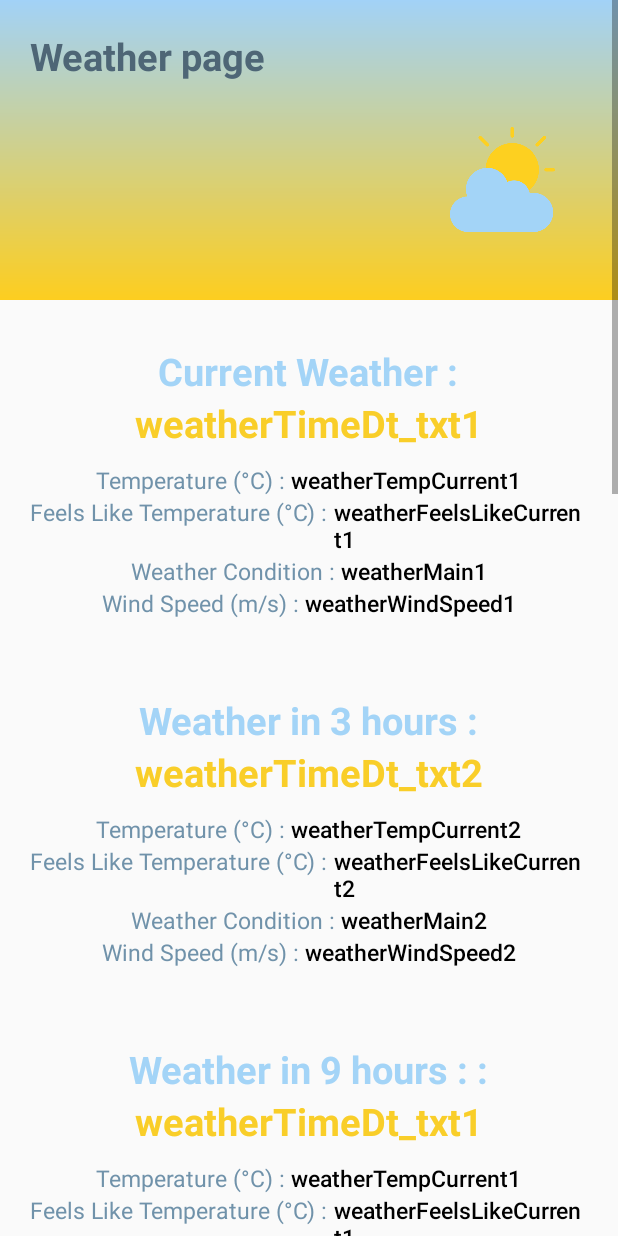
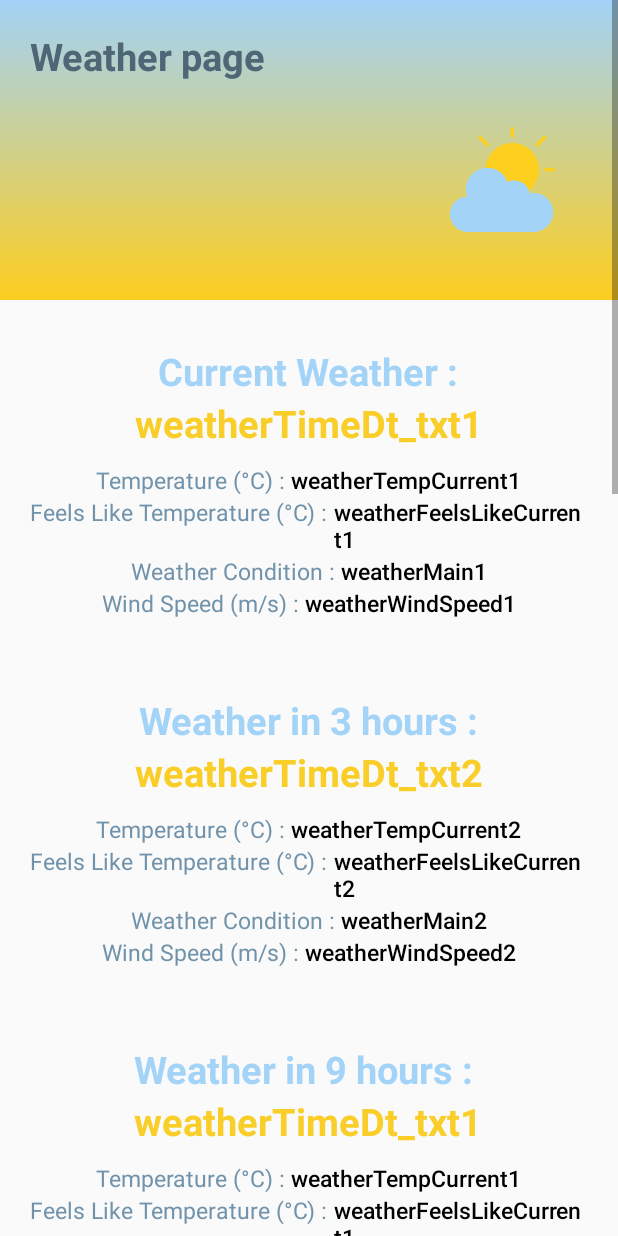
Before and after one commit to badrEladraoui1/SyndiSync, an Android app: the Weather screen opened directly, with no data from a screen before it, on a phone screen of 412 x 824 dp. Run offline under Robolectric (Android 15) with nearby library versions, the phone set to English and light mode, and no system bars.

Commit message:
some fixes

```diff
--- a/app/src/main/java/com/example/syndisync/Announcements.java
+++ b/app/src/main/java/com/example/syndisync/Announcements.java
@@ -9,6 +9,7 @@ import android.text.SpannableString;
 import android.text.Spanned;
 import android.text.TextUtils;
 import android.text.style.ForegroundColorSpan;
+import android.util.Log;
 import android.util.TypedValue;
 import android.view.View;
 import android.widget.Button;
@@ -51,7 +52,8 @@ public class Announcements extends AppCompatActivity {
                 // Get the current user's ID and username
                 FirebaseUser user = mAuth.getCurrentUser();
                 String userId = user.getUid();
-                String username = user.getEmail(); // This assumes that the username is stored as the email in Firebase Auth
+                Log.d("TAG", "onClick: "+userId);
+                String username = user.getEmail();
 
                 // Create a new object for the announcement
                 Map<String, Object> announcement = new HashMap<>();
--- a/app/src/main/java/com/example/syndisync/Documents.java
+++ b/app/src/main/java/com/example/syndisync/Documents.java
@@ -51,7 +51,6 @@ public class Documents extends AppCompatActivity {
         // Initialize RecyclerView
         RecyclerView documentsRecyclerView = findViewById(R.id.documentsRecyclerView);
         documentsRecyclerView.setLayoutManager(new LinearLayoutManager(this));
-        // TODO: Set the adapter for the RecyclerView
         // Initialize the adapter with an empty list of documents
         documentAdapter = new DocumentAdapter(new ArrayList<>());
         documentsRecyclerView.setAdapter(documentAdapter);
--- a/app/src/main/java/com/example/syndisync/HomePage.java
+++ b/app/src/main/java/com/example/syndisync/HomePage.java
@@ -24,7 +24,6 @@ public class HomePage extends AppCompatActivity {
     LinearLayout announcementCard;
     LinearLayout weather;
     LinearLayout documetnsCard;
-
     LinearLayout complaints;
 
 
--- a/app/src/main/java/com/example/syndisync/Reclamations.java
+++ b/app/src/main/java/com/example/syndisync/Reclamations.java
@@ -29,7 +29,6 @@ public class Reclamations extends AppCompatActivity {
 
     private EditText reclamationDescription;
     private Button submitReclamationButton;
-
     private List<CharSequence> reclamationList = new ArrayList<>();
     private RecyclerView recyclerView;
     private ReclamationAdapter adapter; // This is a custom adapter that you need to create
--- a/app/src/main/res/layout/activity_weather.xml
+++ b/app/src/main/res/layout/activity_weather.xml
@@ -307,7 +307,7 @@
                     <TextView
                         android:layout_width="wrap_content"
                         android:layout_height="wrap_content"
-                        android:text="Weather in 9 hours : :"
+                        android:text="Weather in 9 hours : "
                         android:textColor="#a3d4f7"
                         android:textSize="25sp"
                         android:textStyle="bold" />
```
Also changed, not shown: app/src/main/java/com/example/syndisync/Weather.java (+0 -51 lines), app/src/main/res/layout/activity_documents.xml (+0 -28 lines), app/src/main/res/layout/item_document.xml (+0 -12 lines).
